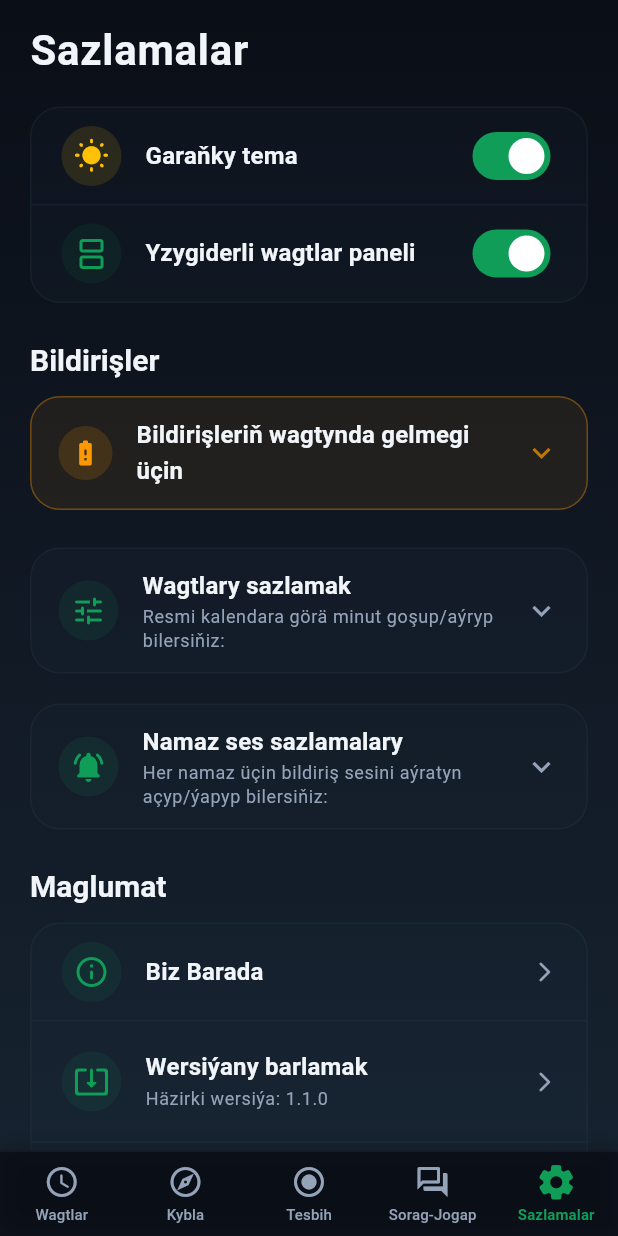
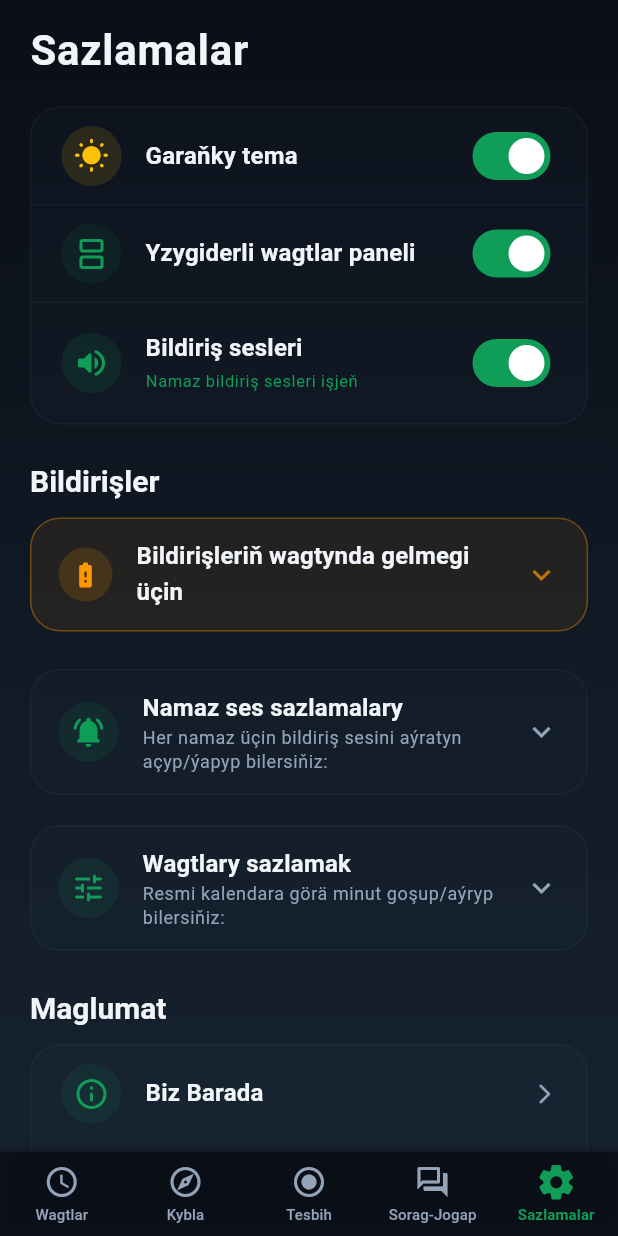
Before and after one commit to Abdyrahmanp/gazojak_namaz_wagty, a Flutter app: the screen it shows after launch, swiped to page 5, on a phone screen of 412 x 824 dp. Run offline on Flutter 3.47's test engine with Material 3 defaults, Android fonts, the phone set to English and light mode, and no system bars; our stand-ins replace flutter_compass, flutter_local_notifications, flutter_markdown, share_plus, shared_preferences, timezone and 1 more; network calls fail.

Commit message:
namaz sesleri duzeltmek

```diff
--- a/lib/screens/settings_screen.dart
+++ b/lib/screens/settings_screen.dart
@@ -290,8 +290,10 @@ class _SettingsScreenState extends State<SettingsScreen> {
                       tt: tt,
                       tc: tc,
                       borderColor: borderColor,
-                      showDivider: false,
+                      showDivider: true,
                     ),
+                    // ── Global ses switchi (ähli namaz bildiriş sesleri) ─────────
+                    _buildGlobalSoundTile(isDark, tt, tc, sc, borderColor),
                   ],
                 ),
               ),
@@ -378,12 +380,12 @@ class _SettingsScreenState extends State<SettingsScreen> {
                 const SizedBox(height: 25),
               ],
 
+              // ── Per-prayer ses sazlamalary accordion ─────────────────────────
+              _buildPrayerSoundSection(isDark, tt, tc, sc, cardBg, borderColor),
+              const SizedBox(height: 20),
+
               // ── Wagtlary sazlamak accordion ───────────────────────────────────
               _buildOffsetSection(isDark, tt, tc, sc, cardBg, borderColor),
-              const SizedBox(height: 20),
-
-              // ── Per-prayer sound accordion ───────────────────────────────────
-              _buildPrayerSoundSection(isDark, tt, tc, sc, cardBg, borderColor),
               const SizedBox(height: 25),
 
               // About + Legal + Contact Support
@@ -832,6 +834,62 @@ class _SettingsScreenState extends State<SettingsScreen> {
     );
   }
 
+  // ── Global Bildiriş Ses ListTile (ana kart içinde) ─────────────────────────
+  Widget _buildGlobalSoundTile(
+    bool isDark,
+    TextTheme tt,
+    Color tc,
+    Color sc,
+    Color borderColor,
+  ) {
+    final appState = widget.appState;
+    final globalSoundOn = appState.notificationSoundEnabled;
+    return ListTile(
+      contentPadding: const EdgeInsets.symmetric(horizontal: 20, vertical: 4),
+      leading: Container(
+        padding: const EdgeInsets.all(8),
+        decoration: BoxDecoration(
+          color: globalSoundOn
+              ? AppColors.emeraldGreen.withValues(alpha: 0.12)
+              : (isDark
+                  ? Colors.white.withValues(alpha: 0.07)
+                  : Colors.black.withValues(alpha: 0.05)),
+          shape: BoxShape.circle,
+        ),
+        child: Icon(
+          globalSoundOn ? Icons.volume_up_rounded : Icons.volume_off_rounded,
+          color: globalSoundOn ? AppColors.emeraldGreen : sc,
+        ),
+      ),
+      title: Text(
+        TkTranslations.notificationSoundSetting,
+        style: tt.titleMedium?.copyWith(color: tc, fontWeight: FontWeight.w600),
+      ),
+      subtitle: Text(
+        globalSoundOn
+            ? 'Namaz bildiriş sesleri işjeň'
+            : 'Ähli namaz bildiriş sesleri öçük',
+        style: tt.bodySmall?.copyWith(
+          color: globalSoundOn ? AppColors.emeraldGreen : sc,
+          fontSize: 11,
+        ),
+      ),
+      trailing: Switch.adaptive(
+        value: globalSoundOn,
+        activeThumbColor: Colors.white,
+        activeTrackColor: AppColors.emeraldGreen,
+        inactiveThumbColor: isDark ? Colors.white38 : Colors.white,
+        inactiveTrackColor: isDark
+            ? Colors.white.withValues(alpha: 0.12)
+            : Colors.black.withValues(alpha: 0.1),
+        onChanged: (v) {
+          HapticFeedback.selectionClick();
+          appState.toggleNotificationSound(v);
+        },
+      ),
+    );
+  }
+
   // ── Bildiriş Ses Sazlamalary Accordion ────────────────────────────────────────
   Widget _buildPrayerSoundSection(
     bool isDark,
@@ -875,9 +933,8 @@ class _SettingsScreenState extends State<SettingsScreen> {
           iconColor: AppColors.emeraldGreen,
           collapsedIconColor: sc,
           children: [
-            // Per-prayer sound rows
             Padding(
-              padding: const EdgeInsets.fromLTRB(16, 8, 16, 4),
+              padding: const EdgeInsets.fromLTRB(16, 8, 16, 12),
               child: Column(
                 children: List.generate(_prayerKeys.length, (i) {
                   final key = _prayerKeys[i];
@@ -953,91 +1010,6 @@ class _SettingsScreenState extends State<SettingsScreen> {
                     ],
                   );
                 }),
-              ),
-            ),
-
-            // ── Divider ──────────────────────────────────────────────────────
-            Padding(
-              padding: const EdgeInsets.symmetric(horizontal: 16),
-              child: Divider(color: borderColor, height: 1),
-            ),
-
-            // ── Global notification sound toggle (master) — always at bottom ──
-            Padding(
-              padding: const EdgeInsets.fromLTRB(14, 8, 14, 12),
-              child: Container(
-                padding: const EdgeInsets.symmetric(horizontal: 14, vertical: 8),
-                decoration: BoxDecoration(
-                  color: globalSoundOn
-                      ? AppColors.emeraldGreen.withValues(alpha: isDark ? 0.10 : 0.07)
-                      : (isDark
-                          ? Colors.white.withValues(alpha: 0.04)
-                          : Colors.black.withValues(alpha: 0.03)),
-                  borderRadius: BorderRadius.circular(16),
-                  border: Border.all(
-                    color: globalSoundOn
-                        ? AppColors.emeraldGreen.withValues(alpha: 0.35)
-                        : borderColor,
-                    width: globalSoundOn ? 1.5 : 1.0,
-                  ),
-                ),
-                child: Row(
-                  children: [
-                    Container(
-                      padding: const EdgeInsets.all(7),
-                      decoration: BoxDecoration(
-                        color: globalSoundOn
-                            ? AppColors.emeraldGreen.withValues(alpha: 0.15)
-                            : (isDark
-                                ? Colors.white.withValues(alpha: 0.07)
-                                : Colors.black.withValues(alpha: 0.05)),
-                        shape: BoxShape.circle,
-                      ),
-                      child: Icon(
-                        globalSoundOn ? Icons.volume_up_rounded : Icons.volume_off_rounded,
-                        color: globalSoundOn ? AppColors.emeraldGreen : sc,
-                        size: 18,
-                      ),
-                    ),
-                    const SizedBox(width: 12),
-                    Expanded(
-                      child: Column(
-                        crossAxisAlignment: CrossAxisAlignment.start,
-                        children: [
-                          Text(
-                            TkTranslations.notificationSoundSetting,
-                            style: tt.bodyMedium?.copyWith(
-                              color: tc,
-                              fontWeight: FontWeight.w700,
-                            ),
-                          ),
-                          Text(
-                            globalSoundOn
-                                ? 'Namaz bildiriş sesleri işjeň'
-                                : 'Ähli namaz bildiriş sesleri öçük',
-                            style: tt.bodySmall?.copyWith(
-                              color: globalSoundOn ? AppColors.emeraldGreen : sc,
-                              fontSize: 11,
-                            ),
-                          ),
-                        ],
-                      ),
-                    ),
-                    Switch.adaptive(
-                      value: globalSoundOn,
-                      activeThumbColor: Colors.white,
-                      activeTrackColor: AppColors.emeraldGreen,
-                      inactiveThumbColor: isDark ? Colors.white38 : Colors.white,
-                      inactiveTrackColor: isDark
-                          ? Colors.white.withValues(alpha: 0.12)
-                          : Colors.black.withValues(alpha: 0.1),
-                      onChanged: (v) {
-                        HapticFeedback.selectionClick();
-                        appState.toggleNotificationSound(v);
-                      },
-                    ),
-                  ],
-                ),
               ),
             ),
           ],
--- a/lib/services/notification_service.dart
+++ b/lib/services/notification_service.dart
@@ -307,6 +307,13 @@ class NotificationService {
         final prayerTime = times[key]!;
         if (!prayerTime.isAfter(now)) continue;
 
+        // Per-prayer sound override: if global is off OR per-prayer toggle is
+        // off, skip scheduling this notification entirely — do NOT just silence
+        // it, because a soundless pop-up would still be delivered.
+        final perPrayerEnabled = prayerSoundEnabled == null ||
+            (prayerSoundEnabled[key] ?? true);
+        if (!soundEnabled || !perPrayerEnabled) continue;
+
         final prayerName = TkTranslations.prayerNamesShort[key] ?? key;
         final id = alertBaseId + dayIndex * 10 + i;
         final tzTime = tz.TZDateTime.from(prayerTime, tz.local);
@@ -321,17 +328,13 @@ class NotificationService {
             : 'Gazojak şäherinde $prayerName wagty girdi. Namazyňyzy berjaý etmegi unutmaň.';
 
         try {
-          // Per-prayer sound override: if the global switch is on, check the
-          // per-prayer toggle; if global is off, always silent.
-          final perPrayerSoundOn = soundEnabled &&
-              (prayerSoundEnabled == null || (prayerSoundEnabled[key] ?? true));
           await _plugin.zonedSchedule(
             id: id,
             title: notifTitle,
             body: notifBody,
             scheduledDate: tzTime,
             notificationDetails: NotificationDetails(
-              android: _alertDetails(perPrayerSoundOn),
+              android: _alertDetails(true),
             ),
             androidScheduleMode: AndroidScheduleMode.exactAllowWhileIdle,
           );
```
